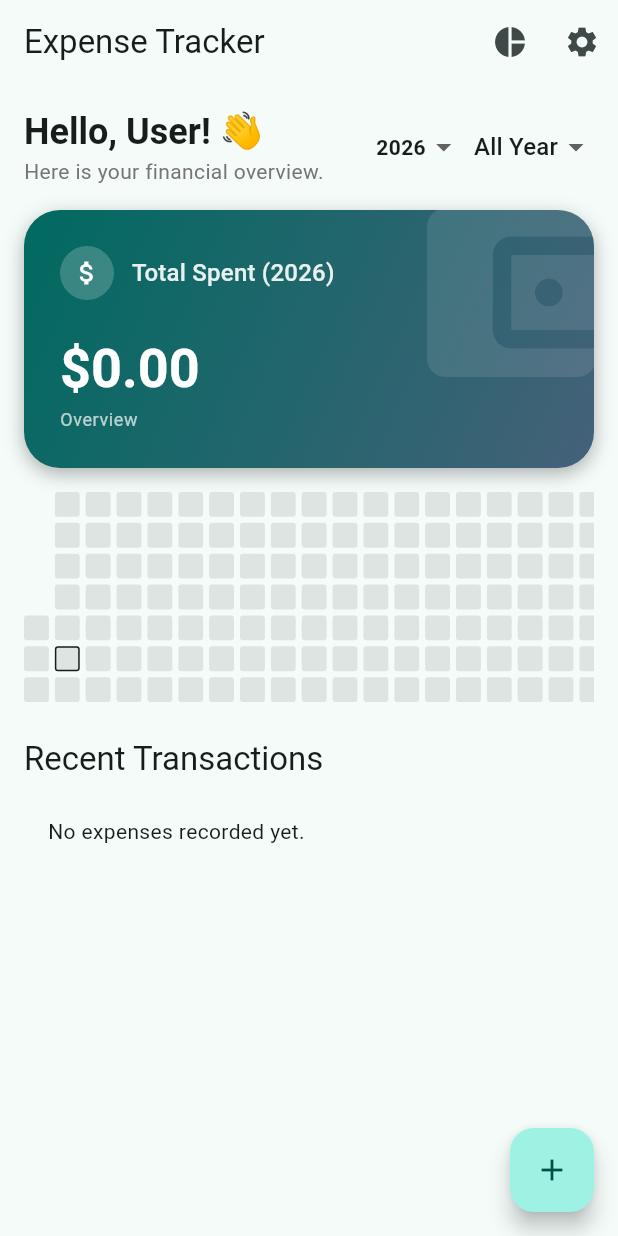
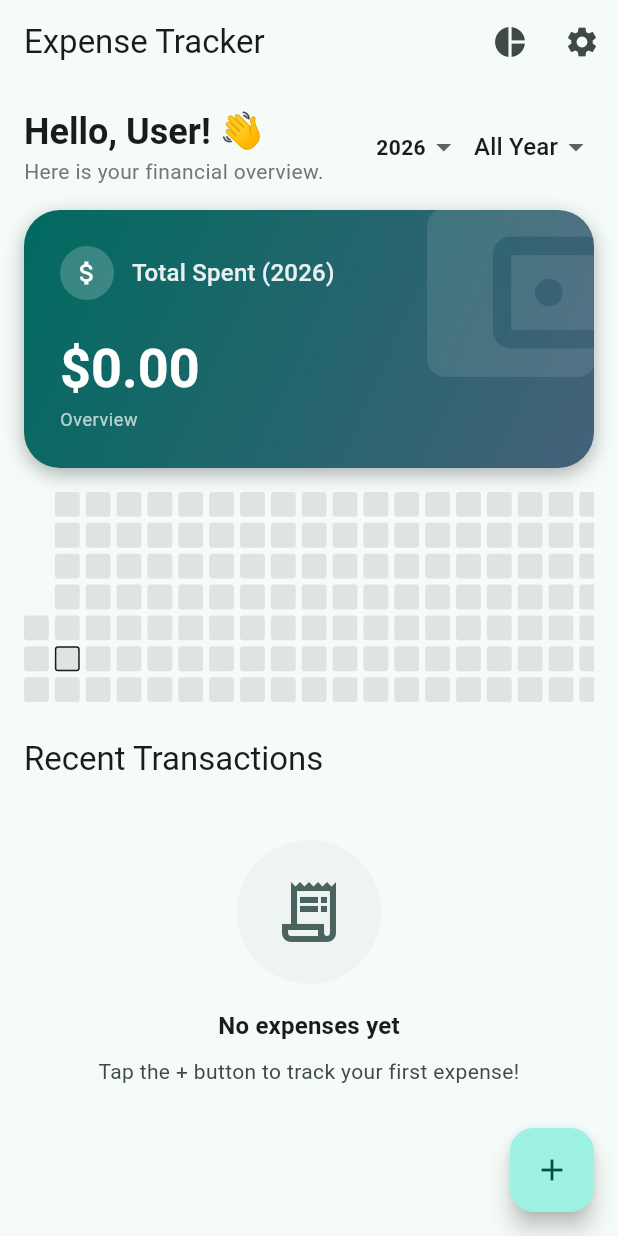
Before and after one commit to realtwumasi/expense_tracking_mobile_app, a Flutter app: the HomeScreen screen opened directly, on a phone screen of 412 x 824 dp. Run offline on Flutter 3.47's test engine with Material 3 defaults, Android fonts, the phone set to English and light mode, and no system bars; our stand-ins replace csv, fl_chart, flutter_local_notifications, share_plus, shared_preferences, sqflite and 1 more; accounts and stored records are empty; statements that could not run were skipped.

Commit message:
update 10

```diff
--- a/lib/main.dart
+++ b/lib/main.dart
@@ -2,7 +2,6 @@ import 'package:flutter/material.dart';
 import 'package:provider/provider.dart';
 import 'services/notification_service.dart';
 import 'providers/settings_provider.dart';
-import 'providers/expense_provider.dart';
 import 'providers/expense_provider.dart';
 import 'screens/splash_screen.dart';
 
--- a/lib/screens/daily_expenses_screen.dart
+++ b/lib/screens/daily_expenses_screen.dart
@@ -4,6 +4,7 @@ import 'package:intl/intl.dart';
 import '../providers/expense_provider.dart';
 import '../providers/settings_provider.dart';
 import '../widgets/expense_list_tile.dart';
+import '../widgets/empty_state.dart';
 import 'add_edit_expense_screen.dart';
 
 class DailyExpensesScreen extends StatelessWidget {
@@ -24,15 +25,10 @@ class DailyExpensesScreen extends StatelessWidget {
           expenses.sort((a,b) => b.timestamp.compareTo(a.timestamp));
 
           if (expenses.isEmpty) {
-            return Center(
-              child: Column(
-                mainAxisAlignment: MainAxisAlignment.center,
-                children: [
-                  const Icon(Icons.receipt_long_outlined, size: 64, color: Colors.grey),
-                  const SizedBox(height: 16),
-                  Text('No expenses for this day.', style: Theme.of(context).textTheme.bodyLarge),
-                ],
-              ),
+            return const EmptyStateWidget(
+              title: 'No expenses for this day',
+              subtitle: 'Enjoy your savings! 💰',
+              icon: Icons.calendar_today_outlined,
             );
           }
 
--- a/lib/screens/home_screen.dart
+++ b/lib/screens/home_screen.dart
@@ -1,7 +1,9 @@
 import 'package:flutter/material.dart';
 import 'package:provider/provider.dart';
+import 'package:animations/animations.dart';
 import '../providers/expense_provider.dart';
 import '../widgets/contribution_grid.dart';
+import '../widgets/empty_state.dart';
 import 'add_edit_expense_screen.dart';
 import 'category_summary_screen.dart';
 import 'settings_screen.dart';
@@ -147,14 +149,23 @@ class _HomeScreenState extends State<HomeScreen> {
           );
         },
       ),
-      floatingActionButton: FloatingActionButton(
-        onPressed: () {
-          Navigator.push(
-            context,
-            MaterialPageRoute(builder: (_) => const AddEditExpenseScreen()),
+      floatingActionButton: OpenContainer(
+        openBuilder: (context, _) => const AddEditExpenseScreen(),
+        closedElevation: 6.0,
+        closedShape: const RoundedRectangleBorder(
+          borderRadius: BorderRadius.all(Radius.circular(16)), // FAB standard radius
+        ),
+        closedColor: Theme.of(context).colorScheme.primaryContainer,
+        openColor: Theme.of(context).colorScheme.surface,
+        transitionType: ContainerTransitionType.fadeThrough,
+        transitionDuration: const Duration(milliseconds: 500),
+        closedBuilder: (context, openContainer) {
+          return FloatingActionButton(
+            elevation: 0,
+            onPressed: openContainer,
+            child: const Icon(Icons.add),
           );
         },
-        child: const Icon(Icons.add),
       ),
     );
   }
@@ -256,9 +267,10 @@ class _HomeScreenState extends State<HomeScreen> {
 
   Widget _buildRecentTransactions(ExpenseProvider provider) {
     if (provider.expenses.isEmpty) {
-      return const Padding(
-        padding: EdgeInsets.all(16.0),
-        child: Text('No expenses recorded yet.'),
+      return const EmptyStateWidget(
+        title: 'No expenses yet',
+        subtitle: 'Tap the + button to track your first expense!',
+        icon: Icons.receipt_long_outlined,
       );
     }
 
--- /dev/null
+++ b/lib/widgets/empty_state.dart
@@ -0,0 +1,60 @@
+import 'package:flutter/material.dart';
+
+class EmptyStateWidget extends StatelessWidget {
+  final String title;
+  final String subtitle;
+  final IconData icon;
+
+  const EmptyStateWidget({
+    super.key,
+    required this.title,
+    this.subtitle = '',
+    required this.icon,
+  });
+
+  @override
+  Widget build(BuildContext context) {
+    final colorScheme = Theme.of(context).colorScheme;
+    return Center(
+      child: Padding(
+        padding: const EdgeInsets.all(32.0),
+        child: Column(
+          mainAxisAlignment: MainAxisAlignment.center,
+          children: [
+            Container(
+              padding: const EdgeInsets.all(24),
+              decoration: BoxDecoration(
+                color: colorScheme.surfaceContainerHighest.withValues(alpha: 0.3),
+                shape: BoxShape.circle,
+              ),
+              child: Icon(
+                icon,
+                size: 48,
+                color: colorScheme.secondary,
+              ),
+            ),
+            const SizedBox(height: 16),
+            Text(
+              title,
+              style: Theme.of(context).textTheme.titleMedium?.copyWith(
+                    fontWeight: FontWeight.bold,
+                    color: colorScheme.onSurface,
+                  ),
+              textAlign: TextAlign.center,
+            ),
+            if (subtitle.isNotEmpty) ...[
+              const SizedBox(height: 8),
+              Text(
+                subtitle,
+                style: Theme.of(context).textTheme.bodyMedium?.copyWith(
+                      color: colorScheme.onSurfaceVariant,
+                    ),
+                textAlign: TextAlign.center,
+              ),
+            ],
+          ],
+        ),
+      ),
+    );
+  }
+}
--- a/pubspec.yaml
+++ b/pubspec.yaml
@@ -45,6 +45,7 @@ dependencies:
   path_provider: ^2.1.5
   flutter_local_notifications: ^19.5.0
   timezone: ^0.10.1
+  animations: ^2.0.11
 
 dev_dependencies:
   flutter_test:
```
Also changed, not shown: pubspec.lock.
